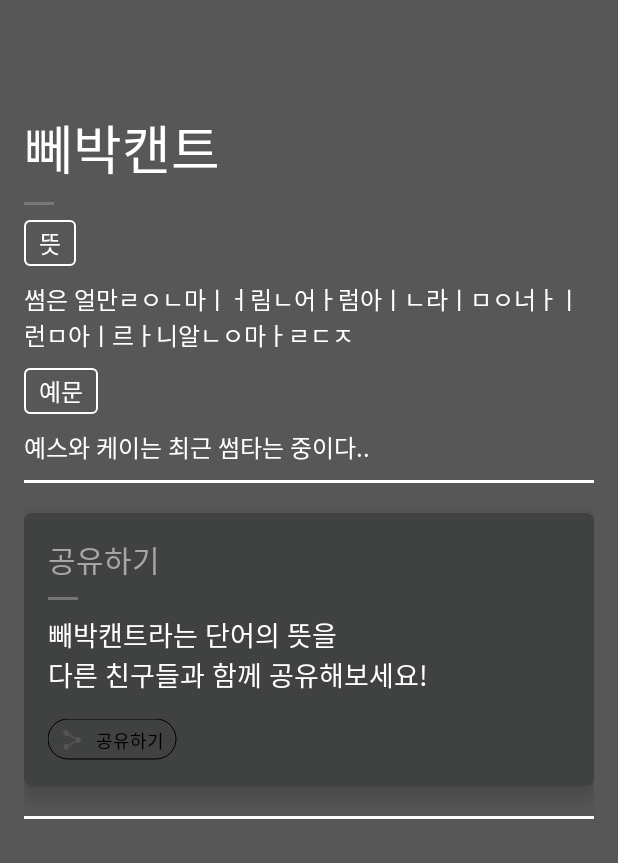
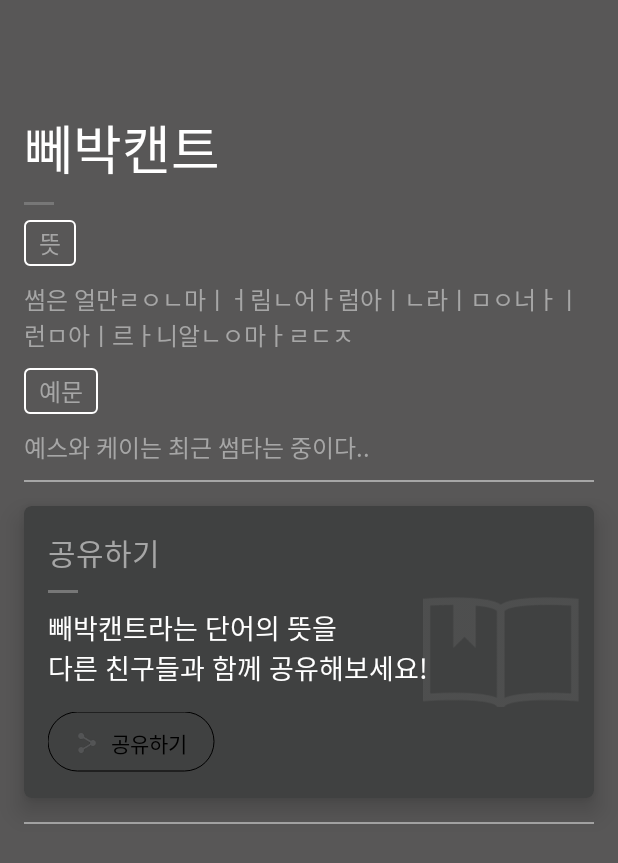
Before and after one commit to Hangeulro/Hangeulro, an Android app: the layout activity_dic_detail_view.xml on its own in the app's theme, with its tools: preview values and no code run, on a phone screen of 412 x 824 dp. Shown: the top 863 px of the screen. Run offline under Robolectric (Android 15) with nearby library versions, the phone set to English and light mode, and no system bars.

Commit message:
[DicDetailView] Implement SNS Share, fix Layout

```diff
--- a/app/src/main/java/kr/edcan/hangeulro/activity/DicDetailViewActivity.java
+++ b/app/src/main/java/kr/edcan/hangeulro/activity/DicDetailViewActivity.java
@@ -6,6 +6,7 @@ import android.graphics.Color;
 import android.support.v7.app.AppCompatActivity;
 import android.os.Bundle;
 import android.view.MenuItem;
+import android.view.View;
 
 import kr.edcan.hangeulro.R;
 import kr.edcan.hangeulro.databinding.ActivityDicDetailViewBinding;
@@ -36,6 +37,20 @@ public class DicDetailViewActivity extends AppCompatActivity {
         binding.dicDetailMeaning.setText(meaning);
         binding.dicDetailExample.setText(example);
         binding.dicDetailShare.setText("\"" + title + "\"라는 단어의 뜻을\n다른 친구들과 함께 공유해보세요!");
+        binding.dicDetailShareLaunch.setOnClickListener(new View.OnClickListener() {
+            @Override
+            public void onClick(View v) {
+                shareText(title + "의 뜻은 " + meaning + " #한글을_한글로 https://goo.gl/3eB5Pd");
+            }
+        });
+
+    }
+
+    private void shareText(String s) {
+        Intent sharingIntent = new Intent(android.content.Intent.ACTION_SEND);
+        sharingIntent.setType("text/plain");
+        sharingIntent.putExtra(android.content.Intent.EXTRA_TEXT, s);
+        startActivity(Intent.createChooser(sharingIntent, "신조어 공유!"));
     }
 
     @Override
--- a/app/src/main/java/kr/edcan/hangeulro/views/CartaTagView.java
+++ b/app/src/main/java/kr/edcan/hangeulro/views/CartaTagView.java
@@ -83,9 +83,10 @@ public class CartaTagView extends TextView {
 
         RectF bgRect = new RectF(0.0f, 0.0f, width - strokeWidth, height - strokeWidth);
         RectF innerRect = new RectF(left, top, right, bottom);
-        canvas.drawRoundRect(bgRect, height / 2, height / 2, bgPaint);
         if (fullMode)
             canvas.drawRoundRect(innerRect, innerH / 2, innerH / 2, innerPaint);
+        else canvas.drawRoundRect(bgRect, height / 2, height / 2, bgPaint);
+
         super.onDraw(canvas);
     }
 
--- a/app/src/main/res/layout/activity_dic_detail_view.xml
+++ b/app/src/main/res/layout/activity_dic_detail_view.xml
@@ -15,7 +15,12 @@
             android:layout_height="?attr/actionBarSize" />
 
         <LinearLayout
+            android:layout_width="match_parent"
+            android:layout_height="wrap_content"
             android:layout_marginTop="16dp"
+            android:orientation="vertical">
+
+            <LinearLayout
                 android:layout_width="match_parent"
                 android:layout_height="wrap_content"
                 android:layout_marginLeft="16dp"
@@ -47,7 +52,7 @@
                     android:paddingRight="10dp"
                     android:paddingTop="3dp"
                     android:text="뜻"
-                android:textColor="#FFF"
+                    android:textColor="@color/textColorBright"
                     android:textSize="16sp" />
 
                 <TextView
@@ -56,7 +61,7 @@
                     android:layout_height="wrap_content"
                     android:layout_marginTop="10dp"
                     android:text="썸은 얼만ㄹㅇㄴ마ㅣㅓ림ㄴ어ㅏ럼아ㅣㄴ라ㅣㅁㅇ너ㅏㅣ런ㅁ아ㅣ르ㅏ니알ㄴㅇ마ㅏㄹㄷㅈ"
-                android:textColor="#FFF"
+                    android:textColor="@color/textColorBright"
                     android:textSize="16sp" />
 
                 <TextView
@@ -69,7 +74,7 @@
                     android:paddingRight="10dp"
                     android:paddingTop="3dp"
                     android:text="예문"
-                android:textColor="#FFF"
+                    android:textColor="@color/textColorBright"
                     android:textSize="16sp" />
 
                 <TextView
@@ -78,19 +83,21 @@
                     android:layout_height="wrap_content"
                     android:layout_marginTop="10dp"
                     android:text="예스와 케이는 최근 썸타는 중이다.."
-                android:textColor="#FFF"
+                    android:textColor="@color/textColorBright"
                     android:textSize="16sp" />
 
                 <View
                     android:layout_width="match_parent"
-                android:layout_height="2dp"
-                android:layout_marginBottom="20dp"
+                    android:layout_height="1dp"
                     android:layout_marginTop="10dp"
-                android:background="@android:color/white" />
+                    android:background="@color/textColorBright" />
+
+            </LinearLayout>
 
             <android.support.v7.widget.CardView
                 android:layout_width="match_parent"
                 android:layout_height="wrap_content"
+                android:layout_margin="16dp"
                 cardview:cardBackgroundColor="#404141"
                 cardview:cardCornerRadius="5dp"
                 cardview:cardElevation="10dp">
@@ -103,7 +110,9 @@
                         android:layout_width="wrap_content"
                         android:layout_height="wrap_content"
                         android:layout_alignParentRight="true"
-                        android:layout_centerVertical="true" />
+                        android:layout_centerVertical="true"
+                        android:layout_marginRight="10dp"
+                        android:src="@drawable/ic_main_dic" />
                 </RelativeLayout>
 
                 <LinearLayout
@@ -142,12 +151,12 @@
                         android:drawableLeft="@drawable/ic_dicsebu_share"
                         android:drawablePadding="10dp"
                         android:drawableStart="@drawable/ic_dicsebu_share"
-                        android:paddingBottom="5dp"
-                        android:paddingLeft="10dp"
-                        android:paddingRight="10dp"
-                        android:paddingTop="5dp"
+                        android:paddingBottom="10dp"
+                        android:paddingLeft="20dp"
+                        android:paddingRight="20dp"
+                        android:paddingTop="10dp"
                         android:text="공유하기"
-                        android:textSize="12sp"
+                        android:textSize="14sp"
                         cardview:fullMode="true"
                         cardview:textThemeColor="@color/dicDetailViewBG"
                         cardview:textThemeColorEnabled="true"
@@ -157,10 +166,11 @@
 
             <View
                 android:layout_width="match_parent"
-                android:layout_height="2dp"
+                android:layout_height="1dp"
                 android:layout_marginBottom="10dp"
-                android:layout_marginTop="20dp"
-                android:background="@android:color/white" />
+                android:layout_marginLeft="16dp"
+                android:layout_marginRight="16dp"
+                android:background="@color/textColorBright" />
 
 
         </LinearLayout>
```
Lines whose indentation alone changed are shown as unchanged.
